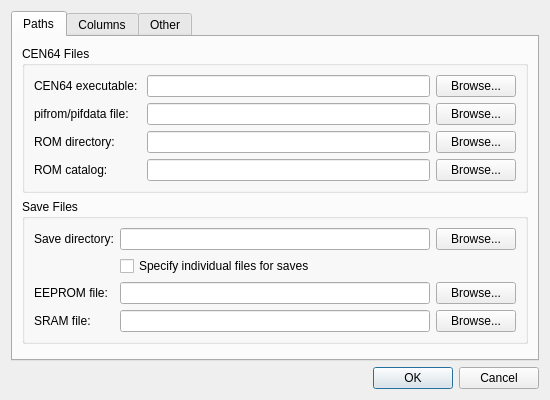
Above: src/settingsdialog.ui from dh4/cen64-qt before the change. Below: the same form after it.
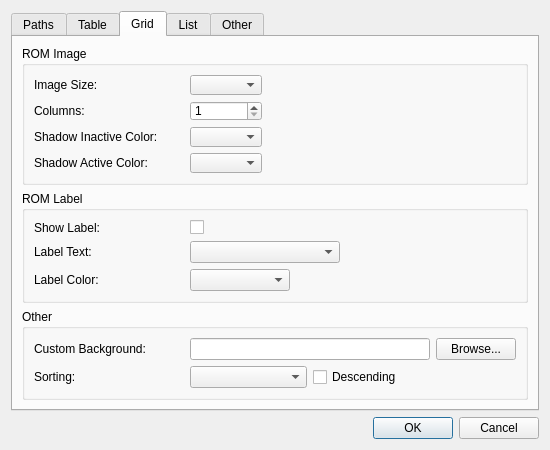
That is the form after the change.

Commit message: Add grid and list layouts

```diff
--- a/src/settingsdialog.ui
+++ b/src/settingsdialog.ui
@@ -7,13 +7,13 @@
     <x>0</x>
     <y>0</y>
     <width>550</width>
-    <height>400</height>
+    <height>450</height>
    </rect>
   </property>
   <property name="minimumSize">
    <size>
     <width>550</width>
-    <height>400</height>
+    <height>450</height>
    </size>
   </property>
   <property name="windowTitle">
@@ -30,13 +30,13 @@
      </property>
     </widget>
    </item>
-   <item row="1" column="0">
+   <item row="0" column="0">
     <widget class="QTabWidget" name="tabWidget">
      <property name="tabShape">
       <enum>QTabWidget::Rounded</enum>
      </property>
      <property name="currentIndex">
-      <number>0</number>
+      <number>2</number>
      </property>
      <widget class="QWidget" name="pathsWidget">
       <attribute name="title">
@@ -212,7 +212,7 @@
      </widget>
      <widget class="QWidget" name="columnsWidget">
       <attribute name="title">
-       <string>Columns</string>
+       <string>Table</string>
       </attribute>
       <layout class="QGridLayout" name="gridLayout_8">
        <item row="0" column="2">
@@ -362,6 +362,459 @@
           </widget>
          </item>
         </layout>
+       </item>
+      </layout>
+     </widget>
+     <widget class="QWidget" name="gridViewWidget">
+      <attribute name="title">
+       <string>Grid</string>
+      </attribute>
+      <layout class="QGridLayout" name="gridLayout_16">
+       <item row="1" column="0">
+        <widget class="QGroupBox" name="gridText">
+         <property name="title">
+          <string>ROM Label</string>
+         </property>
+         <layout class="QGridLayout" name="gridLayout_19">
+          <item row="0" column="0">
+           <layout class="QGridLayout" name="gridTextLayout" columnstretch="0,0" columnminimumwidth="150,0">
+            <property name="sizeConstraint">
+             <enum>QLayout::SetMinAndMaxSize</enum>
+            </property>
+            <item row="0" column="0">
+             <widget class="QLabel" name="labelLabel">
+              <property name="text">
+               <string>Show Label:</string>
+              </property>
+             </widget>
+            </item>
+            <item row="1" column="1">
+             <widget class="QComboBox" name="labelTextBox">
+              <property name="minimumSize">
+               <size>
+                <width>150</width>
+                <height>0</height>
+               </size>
+              </property>
+              <property name="maximumSize">
+               <size>
+                <width>150</width>
+                <height>16777215</height>
+               </size>
+              </property>
+             </widget>
+            </item>
+            <item row="1" column="0">
+             <widget class="QLabel" name="labelTextLabel">
+              <property name="text">
+               <string>Label Text:</string>
+              </property>
+             </widget>
+            </item>
+            <item row="0" column="1">
+             <widget class="QCheckBox" name="labelOption">
+              <property name="text">
+               <string/>
+              </property>
+             </widget>
+            </item>
+            <item row="2" column="0">
+             <widget class="QLabel" name="labelColorLabel">
+              <property name="text">
+               <string>Label Color:</string>
+              </property>
+             </widget>
+            </item>
+            <item row="2" column="1">
+             <widget class="QComboBox" name="labelColorBox">
+              <property name="maximumSize">
+               <size>
+                <width>100</width>
+                <height>16777215</height>
+               </size>
+              </property>
+             </widget>
+            </item>
+           </layout>
+          </item>
+          <item row="0" column="1">
+           <spacer name="gridHSpacer2">
+            <property name="orientation">
+             <enum>Qt::Horizontal</enum>
+            </property>
+            <property name="sizeHint" stdset="0">
+             <size>
+              <width>40</width>
+              <height>20</height>
+             </size>
+            </property>
+           </spacer>
+          </item>
+         </layout>
+        </widget>
+       </item>
+       <item row="3" column="0">
+        <spacer name="gridVSpacer">
+         <property name="orientation">
+          <enum>Qt::Vertical</enum>
+         </property>
+         <property name="sizeHint" stdset="0">
+          <size>
+           <width>20</width>
+           <height>40</height>
+          </size>
+         </property>
+        </spacer>
+       </item>
+       <item row="2" column="0">
+        <widget class="QGroupBox" name="groupBox">
+         <property name="title">
+          <string>Other</string>
+         </property>
+         <layout class="QGridLayout" name="gridLayout_13">
+          <item row="2" column="0">
+           <layout class="QGridLayout" name="gridOtherLayout" columnstretch="0,1,1,0" columnminimumwidth="150,0,0,0">
+            <item row="0" column="3">
+             <widget class="QPushButton" name="backgroundButton">
+              <property name="text">
+               <string>Browse...</string>
+              </property>
+             </widget>
+            </item>
+            <item row="0" column="0">
+             <widget class="QLabel" name="backgroundLabel">
+              <property name="text">
+               <string>Custom Background:</string>
+              </property>
+             </widget>
+            </item>
+            <item row="1" column="0">
+             <widget class="QLabel" name="gridSortLabel">
+              <property name="text">
+               <string>Sorting:</string>
+              </property>
+             </widget>
+            </item>
+            <item row="0" column="1" colspan="2">
+             <widget class="QLineEdit" name="backgroundPath"/>
+            </item>
+            <item row="1" column="2" colspan="2">
+             <widget class="QCheckBox" name="gridDescendingOption">
+              <property name="text">
+               <string>Descending</string>
+              </property>
+             </widget>
+            </item>
+            <item row="1" column="1">
+             <widget class="QComboBox" name="gridSortBox">
+              <property name="maximumSize">
+               <size>
+                <width>150</width>
+                <height>16777215</height>
+               </size>
+              </property>
+             </widget>
+            </item>
+           </layout>
+          </item>
+         </layout>
+        </widget>
+       </item>
+       <item row="0" column="0">
+        <widget class="QGroupBox" name="gridImage">
+         <property name="title">
+          <string>ROM Image</string>
+         </property>
+         <layout class="QGridLayout" name="gridLayout_17">
+          <item row="0" column="1">
+           <spacer name="gridHSpacer1">
+            <property name="orientation">
+             <enum>Qt::Horizontal</enum>
+            </property>
+            <property name="sizeHint" stdset="0">
+             <size>
+              <width>40</width>
+              <height>20</height>
+             </size>
+            </property>
+           </spacer>
+          </item>
+          <item row="0" column="0">
+           <layout class="QGridLayout" name="gridImageLayout" rowstretch="0,0,0,0" columnstretch="0,0" columnminimumwidth="150,0">
+            <property name="margin">
+             <number>0</number>
+            </property>
+            <item row="2" column="0">
+             <widget class="QLabel" name="shadowInactiveLabel">
+              <property name="text">
+               <string>Shadow Inactive Color:</string>
+              </property>
+             </widget>
+            </item>
+            <item row="3" column="0">
+             <widget class="QLabel" name="shadowActiveLabel">
+              <property name="text">
+               <string>Shadow Active Color:</string>
+              </property>
+             </widget>
+            </item>
+            <item row="1" column="0">
+             <widget class="QLabel" name="columnCountLabel">
+              <property name="text">
+               <string>Columns:</string>
+              </property>
+             </widget>
+            </item>
+            <item row="0" column="0">
+             <widget class="QLabel" name="gridSizeLabel">
+              <property name="text">
+               <string>Image Size:</string>
+              </property>
+             </widget>
+            </item>
+            <item row="3" column="1">
+             <widget class="QComboBox" name="shadowActiveBox">
+              <property name="maximumSize">
+               <size>
+                <width>100</width>
+                <height>16777215</height>
+               </size>
+              </property>
+             </widget>
+            </item>
+            <item row="1" column="1">
+             <widget class="QSpinBox" name="columnCountBox">
+              <property name="maximumSize">
+               <size>
+                <width>100</width>
+                <height>16777215</height>
+               </size>
+              </property>
+              <property name="minimum">
+               <number>1</number>
+              </property>
+              <property name="maximum">
+               <number>20</number>
+              </property>
+             </widget>
+            </item>
+            <item row="0" column="1">
+             <widget class="QComboBox" name="gridSizeBox">
+              <property name="maximumSize">
+               <size>
+                <width>100</width>
+                <height>16777215</height>
+               </size>
+              </property>
+              <property name="editable">
+               <bool>false</bool>
+              </property>
+             </widget>
+            </item>
+            <item row="2" column="1">
+             <widget class="QComboBox" name="shadowInactiveBox">
+              <property name="maximumSize">
+               <size>
+                <width>100</width>
+                <height>16777215</height>
+               </size>
+              </property>
+             </widget>
+            </item>
+           </layout>
+          </item>
+         </layout>
+        </widget>
+       </item>
+      </layout>
+     </widget>
+     <widget class="QWidget" name="listViewWidget">
+      <attribute name="title">
+       <string>List</string>
+      </attribute>
+      <layout class="QGridLayout" name="gridLayout_11">
+       <item row="0" column="0">
+        <spacer name="listHSpacer1">
+         <property name="orientation">
+          <enum>Qt::Horizontal</enum>
+         </property>
+         <property name="sizeHint" stdset="0">
+          <size>
+           <width>40</width>
+           <height>20</height>
+          </size>
+         </property>
+        </spacer>
+       </item>
+       <item row="0" column="1">
+        <layout class="QGridLayout" name="listViewLayout">
+         <property name="leftMargin">
+          <number>20</number>
+         </property>
+         <property name="topMargin">
+          <number>0</number>
+         </property>
+         <item row="2" column="3">
+          <widget class="QCheckBox" name="listHeaderOption">
+           <property name="text">
+            <string>First Item as Header</string>
+           </property>
+          </widget>
+         </item>
+         <item row="0" column="3">
+          <widget class="QLabel" name="listCurrentLabel">
+           <property name="text">
+            <string>Current Items:</string>
+           </property>
+          </widget>
+         </item>
+         <item row="1" column="2">
+          <widget class="QWidget" name="listToggleWidget" native="true">
+           <property name="maximumSize">
+            <size>
+             <width>16777215</width>
+             <height>80</height>
+            </size>
+           </property>
+           <layout class="QGridLayout" name="gridLayout_10">
+            <item row="0" column="0">
+             <layout class="QVBoxLayout" name="listToggleLayout">
+              <item>
+               <widget class="QToolButton" name="listAddButton">
+                <property name="text">
+                 <string>...</string>
+                </property>
+                <property name="arrowType">
+                 <enum>Qt::RightArrow</enum>
+                </property>
+               </widget>
+              </item>
+              <item>
+               <widget class="QToolButton" name="listRemoveButton">
+                <property name="text">
+                 <string>...</string>
+                </property>
+                <property name="arrowType">
+                 <enum>Qt::LeftArrow</enum>
+                </property>
+               </widget>
+              </item>
+             </layout>
+            </item>
+           </layout>
+          </widget>
+         </item>
+         <item row="1" column="0" colspan="2">
+          <widget class="QListWidget" name="listAvailableList">
+           <property name="maximumSize">
+            <size>
+             <width>160</width>
+             <height>250</height>
+            </size>
+           </property>
+          </widget>
+         </item>
+         <item row="1" column="4">
+          <widget class="QWidget" name="listSortWidget" native="true">
+           <property name="maximumSize">
+            <size>
+             <width>16777215</width>
+             <height>80</height>
+            </size>
+           </property>
+           <layout class="QGridLayout" name="gridLayout_9">
+            <item row="0" column="0">
+             <layout class="QVBoxLayout" name="listSortLayout" stretch="0,0">
+              <item>
+               <widget class="QToolButton" name="listSortDownButton">
+                <property name="text">
+                 <string>...</string>
+                </property>
+                <property name="arrowType">
+                 <enum>Qt::UpArrow</enum>
+                </property>
+               </widget>
+              </item>
+              <item>
+               <widget class="QToolButton" name="listSortUpButton">
+                <property name="text">
+                 <string>...</string>
+                </property>
+                <property name="arrowType">
+                 <enum>Qt::DownArrow</enum>
+                </property>
+               </widget>
+              </item>
+             </layout>
+            </item>
+           </layout>
+          </widget>
+         </item>
+         <item row="1" column="3">
+          <widget class="QListWidget" name="listCurrentList">
+           <property name="maximumSize">
+            <size>
+             <width>160</width>
+             <height>250</height>
+            </size>
+           </property>
+          </widget>
+         </item>
+         <item row="0" column="0" colspan="2">
+          <widget class="QLabel" name="listAvailableLabel">
+           <property name="text">
+            <string>Available Items:</string>
+           </property>
+          </widget>
+         </item>
+         <item row="3" column="1">
+          <widget class="QComboBox" name="listSizeBox"/>
+         </item>
+         <item row="2" column="0" colspan="2">
+          <widget class="QCheckBox" name="listCoverOption">
+           <property name="text">
+            <string>Display Cover Image</string>
+           </property>
+          </widget>
+         </item>
+         <item row="3" column="0">
+          <widget class="QLabel" name="listSizeLabel">
+           <property name="text">
+            <string>Image Size:</string>
+           </property>
+          </widget>
+         </item>
+         <item row="4" column="3">
+          <widget class="QCheckBox" name="listDescendingOption">
+           <property name="text">
+            <string>Descending</string>
+           </property>
+          </widget>
+         </item>
+         <item row="4" column="0">
+          <widget class="QLabel" name="listSortLabel">
+           <property name="text">
+            <string>Sorting:</string>
+           </property>
+          </widget>
+         </item>
+         <item row="4" column="1" colspan="2">
+          <widget class="QComboBox" name="listSortBox"/>
+         </item>
+        </layout>
+       </item>
+       <item row="0" column="2">
+        <spacer name="listHSpacer2">
+         <property name="orientation">
+          <enum>Qt::Horizontal</enum>
+         </property>
+         <property name="sizeHint" stdset="0">
+          <size>
+           <width>40</width>
+           <height>20</height>
+          </size>
+         </property>
+        </spacer>
        </item>
        <item row="1" column="1">
         <spacer name="columnsVSpacer">
```
Left out of the diff: 189 changed lines with no effect on the pictures. The commit also changes 10 other files.
